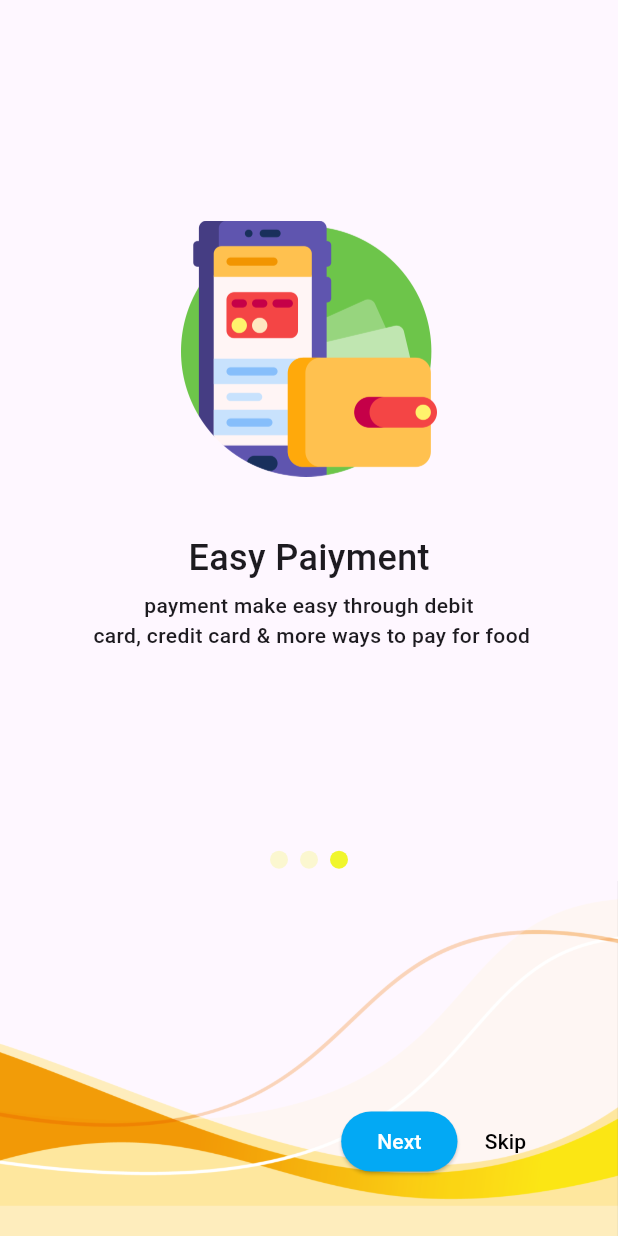
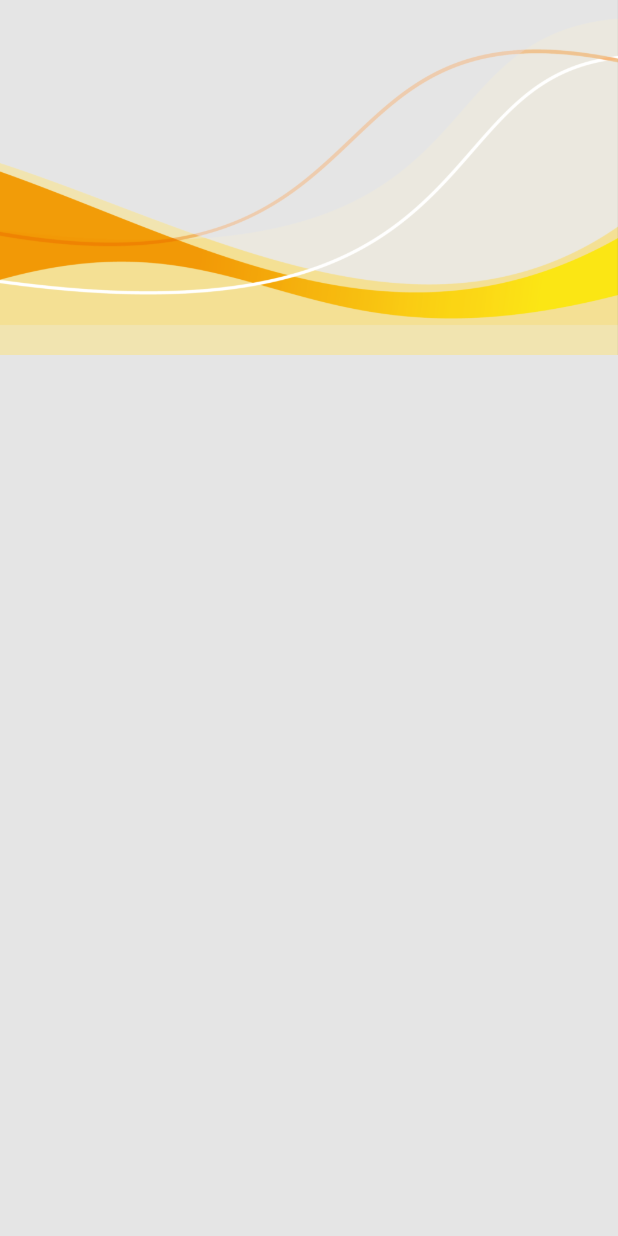
Before and after one commit to Risitha-Nadimal/Food-Deliver-App, a Flutter app: the screen it shows after launch, after a tap on "Skip", on a phone screen of 412 x 824 dp. Run offline on Flutter 3.47's test engine with Material 3 defaults, Android fonts, the phone set to English and light mode, and no system bars; drawn by our look-alikes of carousel_slider; our stand-ins replace animate_do.

Commit message:
start login page

```diff
--- /dev/null
+++ b/food_deliver_app/lib/Scrren/loginscreen/login_screnn.dart
@@ -0,0 +1,28 @@
+import 'package:flutter/material.dart';
+import 'package:food_deliver_app/util/app_function.dart';
+import 'package:food_deliver_app/util/conston.dart';
+
+class LoginPage extends StatefulWidget {
+  const LoginPage({super.key});
+
+  @override
+  State<LoginPage> createState() => _LoginPageState();
+}
+
+class _LoginPageState extends State<LoginPage> {
+  @override
+  Widget build(BuildContext context) {
+    return Scaffold(
+        body: Container(
+      height: utilFunction.mediaquary(context).height,
+      color: const Color(0xffE5E5E5),
+      child: Column(
+        children: [
+          Stack(
+            children: [Image.asset(Constans.imageassest("bottom.png"))],
+          )
+        ],
+      ),
+    ));
+  }
+}
--- a/food_deliver_app/lib/Scrren/splashscrren/getting_start_page.dart
+++ b/food_deliver_app/lib/Scrren/splashscrren/getting_start_page.dart
@@ -1,5 +1,6 @@
 import 'package:carousel_slider/carousel_slider.dart';
 import 'package:flutter/material.dart';
+import 'package:food_deliver_app/Scrren/loginscreen/login_screnn.dart';
 import 'package:food_deliver_app/util/app_colors.dart';
 import 'package:food_deliver_app/util/app_function.dart';
 import 'package:food_deliver_app/util/conston.dart';
@@ -22,12 +23,12 @@ class _GettingStartState extends State<GettingStart> {
         image: "Seek.png",
         text1: "Enjoye the Taste!",
         text2:
-            "Healthy eattings means editing a \nvariety of foods that give you the nutrients you\n need to maintains your health."),
+            "Healthy eattings means editing a \nvariety of foods that give you the \nnutrients you need to maintains\n your health."),
     const SliderItem(
         image: "wallet.png",
         text1: "Easy Paiyment",
         text2:
-            "payment make easy through debit\n card, credit card & more ways to pay for food "),
+            "payment make easy through debit\n card, credit card & more \nways to pay for food "),
   ];
   int _current = 0;
   @override
@@ -152,7 +153,12 @@ class bottomside extends StatelessWidget {
               child: const Text("Next", style: TextStyle(color: kwhite)),
             ),
             TextButton(
-                onPressed: () {},
+                onPressed: () {
+                  Navigator.push(
+                      context,
+                      MaterialPageRoute(
+                          builder: (context) => const LoginPage()));
+                },
                 child: const Text(
                   "Skip",
                   style: TextStyle(color: kblack),
```
